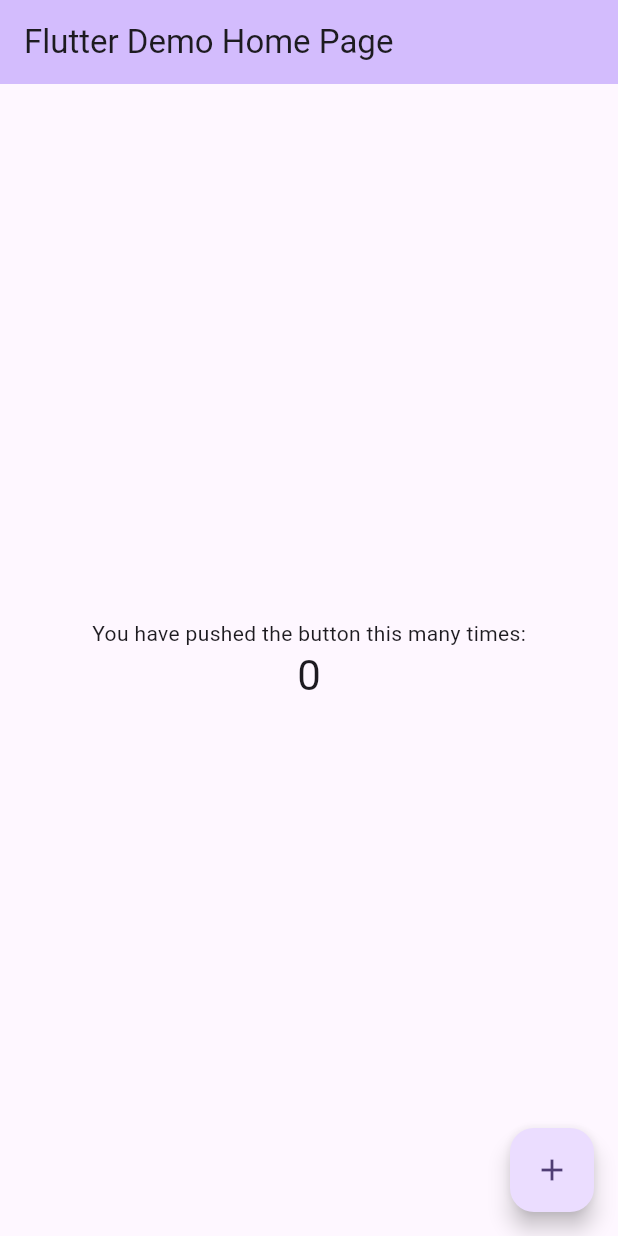
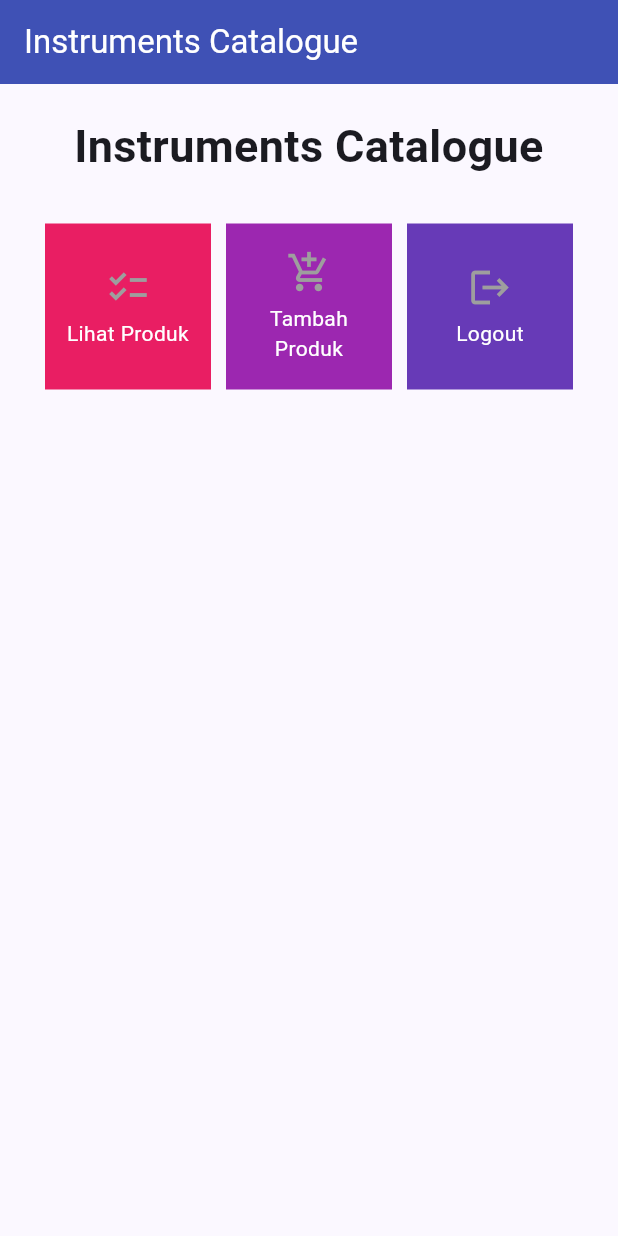
Before and after one commit to raisadiandra/instruments-catalogue-mobile, a Flutter app: the screen it shows after launch, on a phone screen of 412 x 824 dp. Run offline on Flutter 3.47's test engine with Material 2 defaults, Android fonts, the phone set to English and light mode, and no system bars.

Commit message:
tugas 7 done

```diff
--- a/lib/main.dart
+++ b/lib/main.dart
@@ -1,4 +1,5 @@
 import 'package:flutter/material.dart';
+import 'package:instruments_catalogue/menu.dart';
 
 void main() {
   runApp(const MyApp());
@@ -28,98 +29,10 @@
         //
         // This works for code too, not just values: Most code changes can be
         // tested with just a hot reload.
-        colorScheme: ColorScheme.fromSeed(seedColor: Colors.deepPurple),
+        colorScheme: ColorScheme.fromSeed(seedColor: Colors.indigo),
         useMaterial3: true,
       ),
-      home: const MyHomePage(title: 'Flutter Demo Home Page'),
+      home: MyHomePage(),
     );
   }
 }
-
-class MyHomePage extends StatefulWidget {
-  const MyHomePage({super.key, required this.title});
-
-  // This widget is the home page of your application. It is stateful, meaning
-  // that it has a State object (defined below) that contains fields that affect
-  // how it looks.
-
-  // This class is the configuration for the state. It holds the values (in this
-  // case the title) provided by the parent (in this case the App widget) and
-  // used by the build method of the State. Fields in a Widget subclass are
-  // always marked "final".
-
-  final String title;
-
-  @override
-  State<MyHomePage> createState() => _MyHomePageState();
-}
-
-class _MyHomePageState extends State<MyHomePage> {
-  int _counter = 0;
-
-  void _incrementCounter() {
-    setState(() {
-      // This call to setState tells the Flutter framework that something has
-      // changed in this State, which causes it to rerun the build method below
-      // so that the display can reflect the updated values. If we changed
-      // _counter without calling setState(), then the build method would not be
-      // called again, and so nothing would appear to happen.
-      _counter++;
-    });
-  }
-
-  @override
-  Widget build(BuildContext context) {
-    // This method is rerun every time setState is called, for instance as done
-    // by the _incrementCounter method above.
-    //
-    // The Flutter framework has been optimized to make rerunning build methods
-    // fast, so that you can just rebuild anything that needs updating rather
-    // than having to individually change instances of widgets.
-    return Scaffold(
-      appBar: AppBar(
-        // TRY THIS: Try changing the color here to a specific color (to
-        // Colors.amber, perhaps?) and trigger a hot reload to see the AppBar
-        // change color while the other colors stay the same.
-        backgroundColor: Theme.of(context).colorScheme.inversePrimary,
-        // Here we take the value from the MyHomePage object that was created by
-        // the App.build method, and use it to set our appbar title.
-        title: Text(widget.title),
-      ),
-      body: Center(
-        // Center is a layout widget. It takes a single child and positions it
-        // in the middle of the parent.
-        child: Column(
-          // Column is also a layout widget. It takes a list of children and
-          // arranges them vertically. By default, it sizes itself to fit its
-          // children horizontally, and tries to be as tall as its parent.
-          //
-          // Column has various properties to control how it sizes itself and
-          // how it positions its children. Here we use mainAxisAlignment to
-          // center the children vertically; the main axis here is the vertical
-          // axis because Columns are vertical (the cross axis would be
-          // horizontal).
-          //
-          // TRY THIS: Invoke "debug painting" (choose the "Toggle Debug Paint"
-          // action in the IDE, or press "p" in the console), to see the
-          // wireframe for each widget.
-          mainAxisAlignment: MainAxisAlignment.center,
-          children: <Widget>[
-            const Text(
-              'You have pushed the button this many times:',
-            ),
-            Text(
-              '$_counter',
-              style: Theme.of(context).textTheme.headlineMedium,
-            ),
-          ],
-        ),
-      ),
-      floatingActionButton: FloatingActionButton(
-        onPressed: _incrementCounter,
-        tooltip: 'Increment',
-        child: const Icon(Icons.add),
-      ), // This trailing comma makes auto-formatting nicer for build methods.
-    );
-  }
-}
--- /dev/null
+++ b/lib/menu.dart
@@ -0,0 +1,114 @@
+import 'package:flutter/material.dart';
+
+class MyHomePage extends StatelessWidget {
+  MyHomePage({Key? key}) : super(key: key);
+
+  final List<ShopItem> items = [
+    ShopItem("Lihat Produk", Icons.checklist, Colors.pink),
+    ShopItem("Tambah Produk", Icons.add_shopping_cart, Colors.purple),
+    ShopItem("Logout", Icons.logout, Colors.deepPurple),
+  ];
+
+  @override
+  Widget build(BuildContext context) {
+    return Scaffold(
+      appBar: AppBar(
+        title: const Text(
+          'Instruments Catalogue',
+        ),
+        backgroundColor: Colors.indigo,
+        foregroundColor: Colors.white,
+      ),
+      body: SingleChildScrollView(
+        // Widget wrapper yang dapat discroll
+        child: Padding(
+          padding: const EdgeInsets.all(10.0), // Set padding dari halaman
+          child: Column(
+            // Widget untuk menampilkan children secara vertikal
+            children: <Widget>[
+              const Padding(
+                padding: EdgeInsets.only(top: 10.0, bottom: 10.0),
+                // Widget Text untuk menampilkan tulisan dengan alignment center dan style yang sesuai
+                child: Text(
+                  'Instruments Catalogue', // Text yang menandakan toko
+                  textAlign: TextAlign.center,
+                  style: TextStyle(
+                    fontSize: 30,
+                    fontWeight: FontWeight.bold,
+                  ),
+                ),
+              ),
+              // Grid layout
+              GridView.count(
+                // Container pada card kita.
+                primary: true,
+                padding: const EdgeInsets.all(20),
+                crossAxisSpacing: 10,
+                mainAxisSpacing: 10,
+                crossAxisCount: 3,
+                shrinkWrap: true,
+                children: items.map((ShopItem item) {
+                  // Iterasi untuk setiap item
+                  return ShopCard(item);
+                }).toList(),
+              ),
+            ],
+          ),
+        ),
+      ),
+    );
+  }
+}
+
+class ShopItem {
+  final String name;
+  final IconData icon;
+  final Color color;
+
+  ShopItem(this.name, this.icon, this.color);
+}
+
+class ShopCard extends StatelessWidget {
+  final ShopItem item;
+
+  const ShopCard(this.item, {super.key}); // Constructor
+
+  @override
+  Widget build(BuildContext context) {
+    return Material(
+      color: item.color,
+      child: InkWell(
+        // Area responsive terhadap sentuhan
+        onTap: () {
+          // Memunculkan SnackBar ketika diklik
+          ScaffoldMessenger.of(context)
+            ..hideCurrentSnackBar()
+            ..showSnackBar(SnackBar(
+                content: Text("Kamu telah menekan tombol ${item.name}!")));
+        },
+        child: Container(
+          // Container untuk menyimpan Icon dan Text
+          padding: const EdgeInsets.all(8),
+          child: Center(
+            child: Column(
+              mainAxisAlignment: MainAxisAlignment.center,
+              children: [
+                Icon(
+                  item.icon,
+                  color: Colors.grey,
+                  size: 30.0,
+                ),
+                const Padding(padding: EdgeInsets.all(3)),
+                Text(
+                  item.name,
+                  textAlign: TextAlign.center,
+                  style: const TextStyle(color: Colors.white),
+                ),
+              ],
+            ),
+          ),
+        ),
+      ),
+    );
+  }
+}
```
Also changed, not shown: 1 other file.
